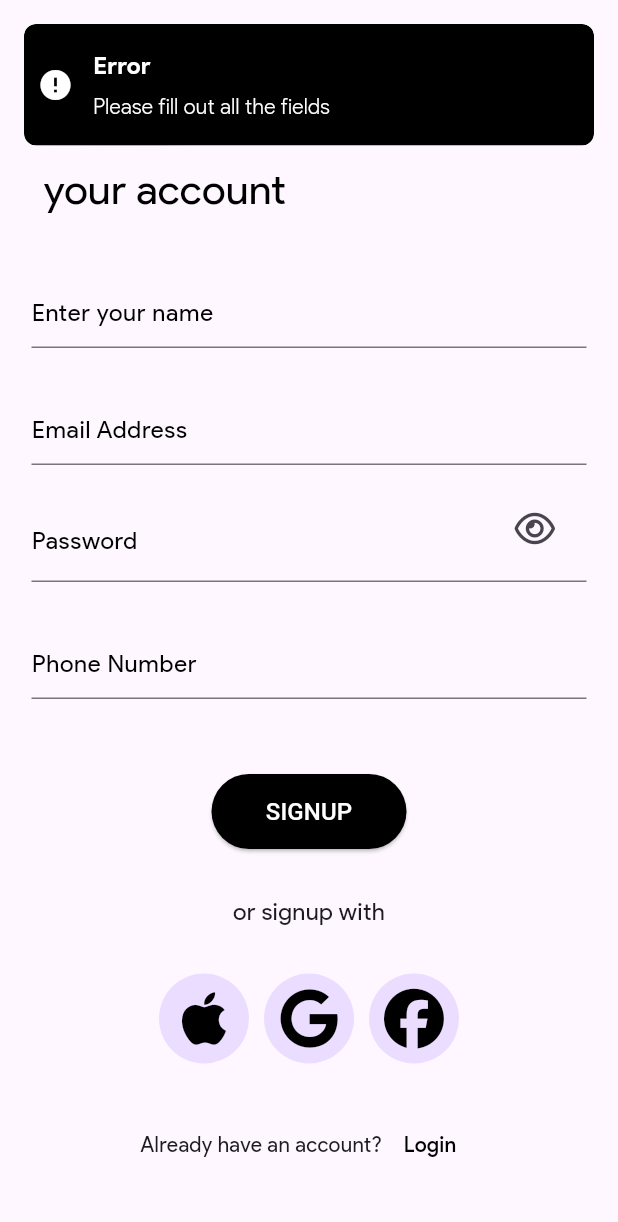
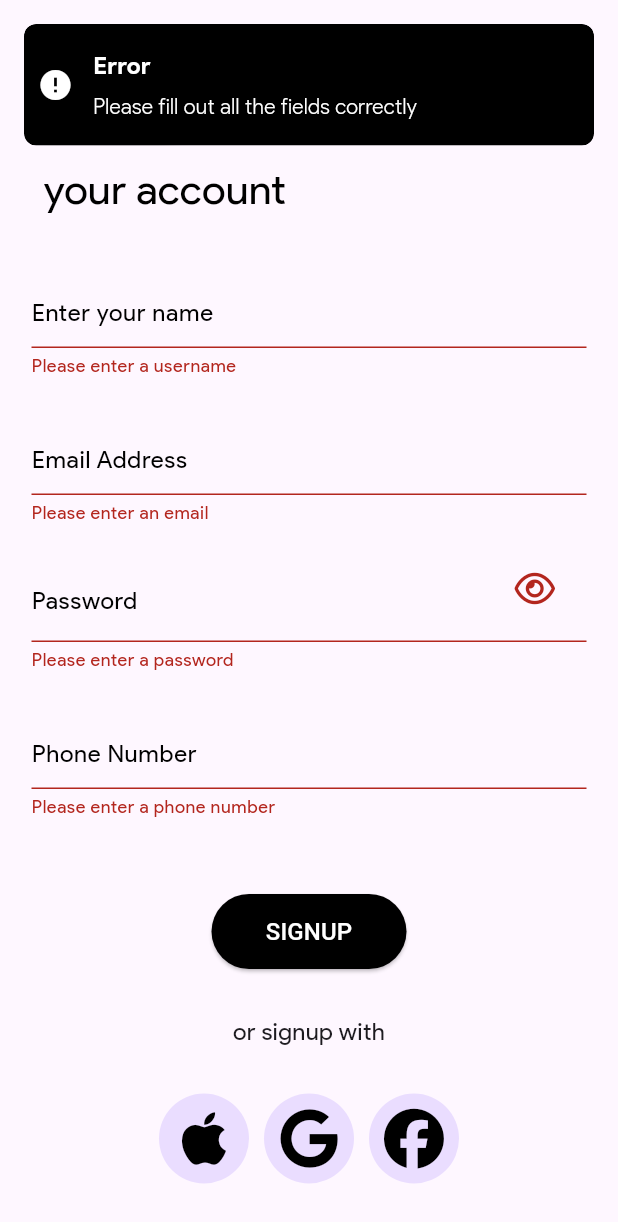
Before and after one commit to asra-faheem124/Urban_Harmony, a Flutter app: the SignUp screen opened directly, after a tap on "SIGNUP", on a phone screen of 412 x 824 dp. Shown: the top 1222 px of the screen. Run offline on Flutter 3.47's test engine with Material 3 defaults, Android fonts, the phone set to English and light mode, and no system bars; our stand-ins replace animated_text_kit, carousel_slider, cloud_firestore, firebase_auth, firebase_core, flutter_easyloading and 2 more; accounts and stored records are empty; Roboto replaces fonts that are missing (ProductSans-b).

Commit message:
login and signup form with complete validation and authentication completed

```diff
--- a/lib/userPanel/signup.dart
+++ b/lib/userPanel/signup.dart
@@ -5,14 +5,9 @@ import 'package:get/get.dart';
 import 'package:laptop_harbor/controller/signupController.dart';
 import 'package:laptop_harbor/userPanel/login.dart';
 
-class SignUp extends StatefulWidget {
-  const SignUp({super.key});
+class SignUp extends StatelessWidget {
+  final _formKey = GlobalKey<FormState>();
 
-  @override
-  State<SignUp> createState() => _SignUpState();
-}
-
-class _SignUpState extends State<SignUp> {
   @override
   Widget build(BuildContext context) {
     //declaring controllers
@@ -23,7 +18,9 @@ class _SignUpState extends State<SignUp> {
     TextEditingController phoneNumber = TextEditingController();
 
     return Scaffold(
-      body: SingleChildScrollView(
+      body: Form(
+        key: _formKey,
+        child: SingleChildScrollView(
           child: Center(
             child: Padding(
               padding: const EdgeInsets.all(8.0),
@@ -47,6 +44,15 @@ class _SignUpState extends State<SignUp> {
                         hintText: 'Enter your name',
                         hintStyle: TextStyle(fontSize: 16, color: Colors.black),
                       ),
+                      validator: (value) {
+                        if (value == null || value.isEmpty) {
+                          return 'Please enter a username';
+                        }
+                        if (value.length < 3) {
+                          return 'Username must be at least 3 characters';
+                        }
+                        return null;
+                      },
                     ),
                     SizedBox(height: 30),
                     TextFormField(
@@ -55,6 +61,15 @@ class _SignUpState extends State<SignUp> {
                         hintText: 'Email Address',
                         hintStyle: TextStyle(fontSize: 16, color: Colors.black),
                       ),
+                      validator: (value) {
+                        if (value == null || value.isEmpty) {
+                          return 'Please enter an email';
+                        }
+                        if (!value.contains('@')) {
+                          return 'Please enter a valid email';
+                        }
+                        return null;
+                      },
                     ),
                     SizedBox(height: 30),
                     Container(
@@ -78,6 +93,15 @@ class _SignUpState extends State<SignUp> {
                                       : FaIcon(FontAwesomeIcons.eye),
                             ),
                           ),
+                          validator: (value) {
+                            if (value == null || value.isEmpty) {
+                              return 'Please enter a password';
+                            }
+                            if (value.length < 6) {
+                              return 'Password must be at least 6 characters';
+                            }
+                            return null;
+                          },
                         ),
                       ),
                     ),
@@ -88,6 +112,15 @@ class _SignUpState extends State<SignUp> {
                         hintText: 'Phone Number',
                         hintStyle: TextStyle(fontSize: 16, color: Colors.black),
                       ),
+                      validator: (value) {
+                        if (value == null || value.isEmpty) {
+                          return 'Please enter a phone number';
+                        }
+                        if (!RegExp(r'^\d{10,}$').hasMatch(value)) {
+                          return 'Please enter a valid phone number';
+                        }
+                        return null;
+                      },
                     ),
                     SizedBox(height: 50),
                     Center(
@@ -106,30 +139,12 @@ class _SignUpState extends State<SignUp> {
                                   backgroundColor: Colors.black,
                                 ),
                                 onPressed: () async {
+                                  if (_formKey.currentState!.validate()) {
                                     String username = name.text.trim();
                                     String useremail = email.text.trim();
                                     String userpassword = password.text.trim();
                                     String userphoneNumber =
                                         phoneNumber.text.trim();
-                                if (username.isEmpty ||
-                                    useremail.isEmpty ||
-                                    userpassword.isEmpty ||
-                                    userphoneNumber.isEmpty) {
-                                  Get.snackbar(
-                                    'Error',
-                                    'Please fill out all the fields',
-                                    snackPosition: SnackPosition.TOP,
-                                    backgroundColor: Colors.black,
-                                    colorText: Colors.white,
-                                    margin: EdgeInsets.all(16),
-                                    borderRadius: 8,
-                                    icon: Icon(
-                                      Icons.error,
-                                      color: Colors.white,
-                                    ),
-                                  );
-                                  return;
-                                } else {
                                     UserCredential? userCredential =
                                         await signupcontroller.SignUpMethod(
                                           username,
@@ -146,11 +161,27 @@ class _SignUpState extends State<SignUp> {
                                         colorText: Colors.black,
                                         margin: EdgeInsets.all(16),
                                         borderRadius: 8,
-                                        icon: Icon(Icons.check_circle, color: Colors.black,)
-
+                                        icon: Icon(
+                                          Icons.check_circle,
+                                          color: Colors.black,
+                                        ),
                                       );
                                       Get.to(Login());
                                     }
+                                  } else {
+                                    Get.snackbar(
+                                      'Error',
+                                      'Please fill out all the fields correctly',
+                                      snackPosition: SnackPosition.TOP,
+                                      backgroundColor: Colors.black,
+                                      colorText: Colors.white,
+                                      margin: EdgeInsets.all(16),
+                                      borderRadius: 8,
+                                      icon: Icon(
+                                        Icons.error,
+                                        color: Colors.white,
+                                      ),
+                                    );
                                   }
                                 },
                                 child: Text(
@@ -239,6 +270,7 @@ class _SignUpState extends State<SignUp> {
             ),
           ),
         ),
+      ),
     );
   }
 }
```
Also changed, not shown: lib/userPanel/login.dart (+48 -21 lines). Lines whose indentation alone changed are shown as unchanged.
